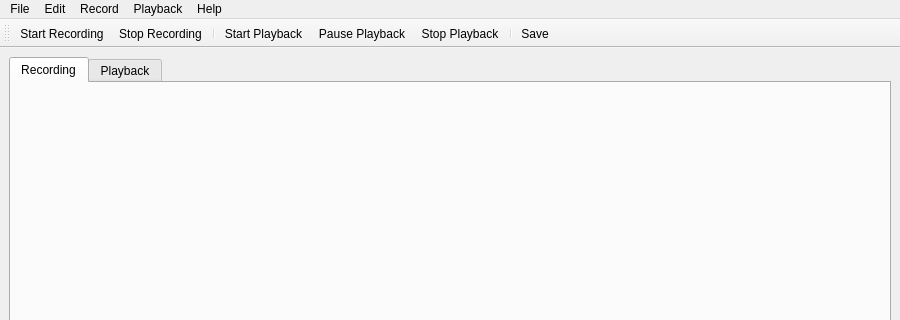
The window that src/gui/ui/MainWindow.ui (bajfi/MouseKeyRecorder) describes before a commit, drawn with Qt 5; both pictures show x 0 to 900 and y 0 to 320 of the 900 by 700 pixel window.
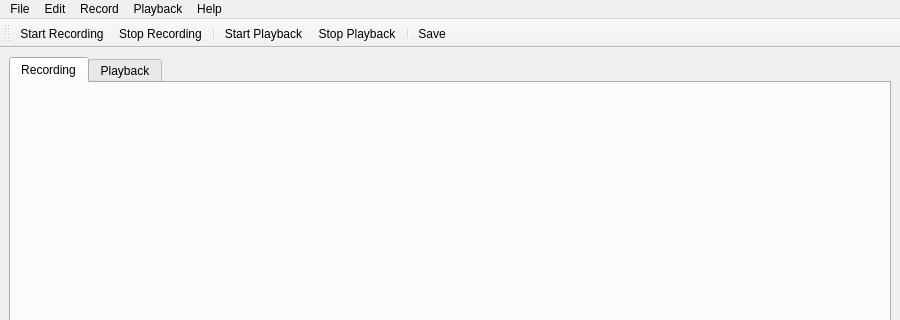
The same window after the commit. Icons and pictures are not drawn.

Commit message:
Refactor playback functionality and UI updates
- Removed pause and resume functionality from LinuxEventReplay class and related UI elements.
- Updated MainWindow UI to remove pause button and associated actions.
- Adjusted PlaybackWidget UI to reflect the removal of the pause button.
- Modified tests to remove references to pause functionality in various test cases.
- Cleaned up icon resources by removing the pause icon.
- Ensured that playback actions are correctly enabled/disabled based on the current state.

The edit to the form file:
```diff
--- a/src/gui/ui/MainWindow.ui
+++ b/src/gui/ui/MainWindow.ui
@@ -164,7 +164,6 @@
    <addaction name="actionStopRecording"/>
    <addaction name="separator"/>
    <addaction name="actionStartPlayback"/>
-   <addaction name="actionPausePlayback"/>
    <addaction name="actionStopPlayback"/>
    <addaction name="separator"/>
    <addaction name="actionSave"/>
@@ -258,15 +257,6 @@
     <string>Start Playback</string>
    </property>
   </action>
-  <action name="actionPausePlayback">
-   <property name="icon">
-    <iconset>
-     <normaloff>:/icons/pause.png</normaloff>:/icons/pause.png</iconset>
-   </property>
-   <property name="text">
-    <string>Pause Playback</string>
-   </property>
-  </action>
   <action name="actionStopPlayback">
    <property name="icon">
     <iconset>
```
Left out of the diff: 1 changed line with no effect on the pictures. Lines whose indentation alone changed are shown as unchanged. The commit also changes 19 other files.
